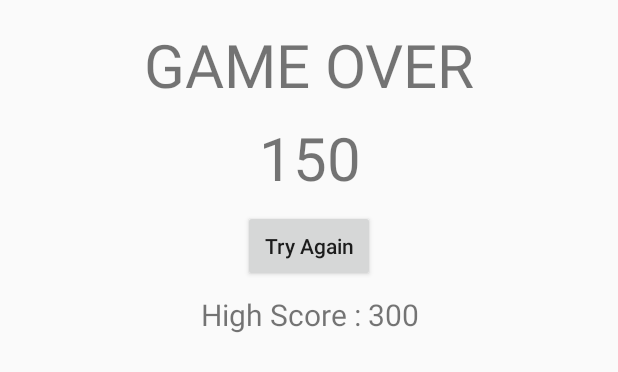
After one commit to kraq1995/android-chemistry-game, an Android app: the layout activity_high_score.xml on its own in the app's theme, with its tools: preview values and no code run, on a phone screen of 412 x 824 dp. The commit adds this screen. Shown: the top 372 px of the screen. Run offline under Robolectric (Android 15) with nearby library versions, the phone set to English and light mode, and no system bars.

Commit message:
02-01-2018 sesja z pawelkiem i piotrusiem

```diff
--- a/app/src/main/AndroidManifest.xml
+++ b/app/src/main/AndroidManifest.xml
@@ -16,6 +16,7 @@
                 <category android:name="android.intent.category.LAUNCHER" />
             </intent-filter>
         </activity>
+        <activity android:name=".Vievs.HighScore"></activity>
     </application>
 
 </manifest>
--- a/app/src/main/java/pl/kraqsoft/chemik/MainThread.java
+++ b/app/src/main/java/pl/kraqsoft/chemik/MainThread.java
@@ -28,7 +28,7 @@ public class MainThread extends Thread {
     @Override
     public void run(){
         long startTime;
-        long timeMillis = 100/MAX_FPS;
+        long timeMillis = 1000/MAX_FPS;
         long waitTime;
         int frameCount = 0;
         long totalTime = 0;
@@ -46,7 +46,7 @@ public class MainThread extends Thread {
                 }
             }catch(Exception e){e.printStackTrace();}
             finally {
-                if(canvas!= null){
+                if(canvas != null){
                     try{
                         surfaceHolder.unlockCanvasAndPost(canvas);
                     }catch (Exception e){e.printStackTrace();}
--- a/app/src/main/java/pl/kraqsoft/chemik/circlePlayer.java
+++ b/app/src/main/java/pl/kraqsoft/chemik/circlePlayer.java
@@ -9,6 +9,7 @@ import android.graphics.Point;
  */
 
 public class circlePlayer implements IGameObject {
+
     private Circle circle;
     private int color;
     private int x,y,radius;
--- /dev/null
+++ b/app/src/main/res/layout/activity_high_score.xml
@@ -0,0 +1,65 @@
+<?xml version="1.0" encoding="utf-8"?>
+<android.support.constraint.ConstraintLayout xmlns:android="http://schemas.android.com/apk/res/android"
+    xmlns:app="http://schemas.android.com/apk/res-auto"
+    xmlns:tools="http://schemas.android.com/tools"
+    android:layout_width="match_parent"
+    android:layout_height="match_parent"
+    android:orientation="vertical"
+    android:layout_gravity="center"
+    tools:context="pl.kraqsoft.chemik.Vievs.HighScore">
+
+    <TextView
+        android:layout_width="wrap_content"
+        android:layout_height="wrap_content"
+        android:text="GAME OVER"
+        android:textSize="60px"
+        android:layout_marginRight="8dp"
+        app:layout_constraintRight_toRightOf="parent"
+        android:layout_marginLeft="8dp"
+        app:layout_constraintLeft_toLeftOf="parent"
+        app:layout_constraintTop_toTopOf="parent"
+        android:layout_marginTop="16dp"
+        android:id="@+id/textView" />
+
+    <TextView
+        android:id="@+id/scoreLabel"
+        android:layout_width="wrap_content"
+        android:layout_height="wrap_content"
+        android:text="150"
+        android:textSize="40sp"
+        android:layout_marginRight="8dp"
+        app:layout_constraintRight_toRightOf="parent"
+        android:layout_marginLeft="8dp"
+        app:layout_constraintLeft_toLeftOf="parent"
+        android:layout_marginTop="8dp"
+        app:layout_constraintTop_toBottomOf="@+id/textView"
+        app:layout_constraintHorizontal_bias="0.503" />
+
+    <TextView
+        android:id="@+id/highScoreLabel"
+        android:layout_width="wrap_content"
+        android:layout_height="wrap_content"
+        android:text="High Score : 300"
+        android:textSize="20sp"
+        android:layout_marginRight="8dp"
+        app:layout_constraintRight_toRightOf="parent"
+        android:layout_marginLeft="8dp"
+        app:layout_constraintLeft_toLeftOf="parent"
+        android:layout_marginTop="8dp"
+        app:layout_constraintTop_toBottomOf="@+id/button4"
+        app:layout_constraintHorizontal_bias="0.502" />
+
+    <Button
+        android:layout_width="wrap_content"
+        android:layout_height="wrap_content"
+        android:text="Try Again"
+        android:textAllCaps="false"
+        android:layout_marginRight="8dp"
+        app:layout_constraintRight_toRightOf="parent"
+        android:layout_marginLeft="8dp"
+        app:layout_constraintLeft_toLeftOf="parent"
+        android:layout_marginTop="8dp"
+        app:layout_constraintTop_toBottomOf="@+id/scoreLabel"
+        android:id="@+id/button4" />
+
+</android.support.constraint.ConstraintLayout>
--- a/app/src/main/res/values/strings.xml
+++ b/app/src/main/res/values/strings.xml
@@ -1,3 +1,3 @@
 <resources>
-    <string name="app_name">chemik</string>
+    <string name="app_name">Chemik</string>
 </resources>
```
Also changed, not shown: app/src/main/java/pl/kraqsoft/chemik/Constants.java (added, +11 -0 lines), app/src/main/java/pl/kraqsoft/chemik/DrawAtom.java (deleted, +0 -26 lines), app/src/main/java/pl/kraqsoft/chemik/GamePanel.java (+9 -6 lines), app/src/main/java/pl/kraqsoft/chemik/MainActivity.java (+23 -0 lines), app/src/main/java/pl/kraqsoft/chemik/Obstacle.java (added, +50 -0 lines), app/src/main/java/pl/kraqsoft/chemik/RectPlayer.java (added, +46 -0 lines), app/src/main/java/pl/kraqsoft/chemik/Vievs/HighScore.java (added, +41 -0 lines), app/src/main/java/pl/kraqsoft/chemik/Vievs/MainMenu.java (added, +18 -0 lines), app/src/main/java/pl/kraqsoft/chemik/atomicManager.java (added, +11 -0 lines), app/src/main/res/layout/main_menu.xml (added, +28 -0 lines).
